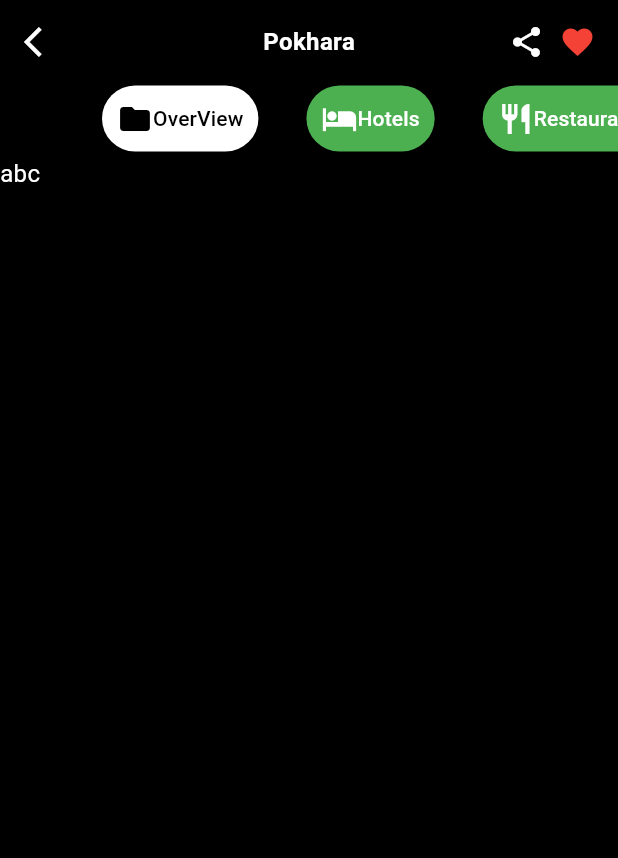
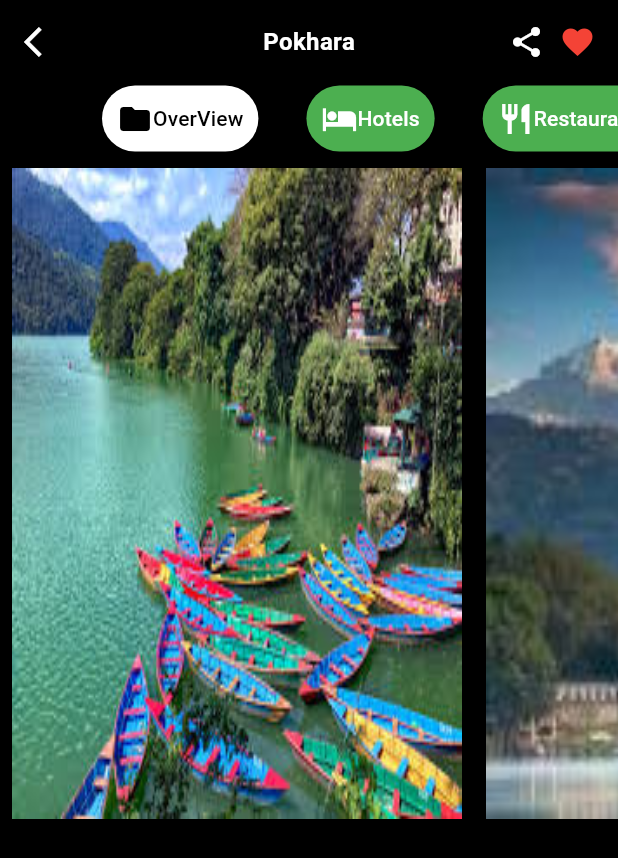
Before and after one commit to JayaramDhungana/first_task, a Flutter app: the screen it shows after launch, on a phone screen of 412 x 824 dp. Shown: the top 858 px of the screen. Run offline on Flutter 3.47's test engine with Material 3 defaults, Android fonts, the phone set to English and light mode, and no system bars; our stand-ins replace flutter_riverpod.

Commit message:
Scrollable image feature was added

```diff
--- a/lib/screens/home_screen.dart
+++ b/lib/screens/home_screen.dart
@@ -1,4 +1,5 @@
 import 'package:first_task/provider/change_index_provider.dart';
+import 'package:first_task/screens/over_view_screen.dart';
 import 'package:first_task/widgets/tab_bar_options_widgets.dart';
 import 'package:flutter/material.dart';
 import 'package:flutter_riverpod/flutter_riverpod.dart';
@@ -98,7 +99,7 @@ class _HomeScreenState extends ConsumerState<HomeScreen>
       ),
       body: TabBarView(
         controller: _tabController,
-        children: [Text("abc"), Text("abc"), Text("abc")],
+        children: [OverViewScreen(), Text("abc"), Text("abc")],
       ),
     );
   }
--- /dev/null
+++ b/lib/screens/over_view_screen.dart
@@ -0,0 +1,49 @@
+import 'package:flutter/material.dart';
+
+class OverViewScreen extends StatefulWidget {
+  const OverViewScreen({super.key});
+
+  @override
+  State<OverViewScreen> createState() => _OverViewScreenState();
+}
+
+class _OverViewScreenState extends State<OverViewScreen> {
+  List listOfOverViewImages = [
+    "assets/overView3.png",
+    "assets/overView1.png",
+    "assets/overView2.png",
+    "assets/overView3.png",
+    "assets/overView4.png",
+  ];
+  @override
+  Widget build(BuildContext context) {
+    return Scaffold(
+      backgroundColor: Colors.black,
+      body: Column(
+        children: [
+          SizedBox(
+            height: 450,
+            child: ListView.builder(
+              scrollDirection: Axis.horizontal,
+              itemCount: listOfOverViewImages.length,
+              itemBuilder: (context, index) {
+                final imageToShow = listOfOverViewImages[index];
+                return Padding(
+                  padding: const EdgeInsets.all(8.0),
+                  child: Container(
+                    height: 400,
+                    width: 300,
+                    child: Image(
+                      image: AssetImage(imageToShow),
+                      fit: BoxFit.fill,
+                    ),
+                  ),
+                );
+              },
+            ),
+          ),
+        ],
+      ),
+    );
+  }
+}
--- a/pubspec.yaml
+++ b/pubspec.yaml
@@ -59,8 +59,8 @@ flutter:
   uses-material-design: true
 
   # To add assets to your application, add an assets section, like this:
-  # assets:
-  #   - images/a_dot_burr.jpeg
+  assets:
+    - assets/
   #   - images/a_dot_ham.jpeg
 
   # An image asset can refer to one or more resolution-specific "variants", see
```
Also changed, not shown: assets/overView1.png (added), assets/overView2.png (added), assets/overView3.png (added), assets/overView4.png (added).
